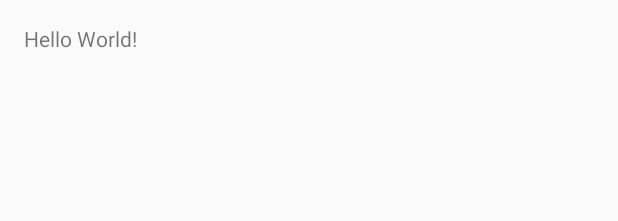
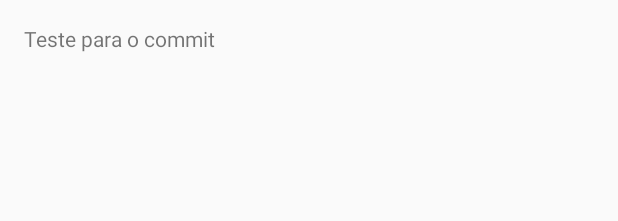
Before and after one commit to boa50/Kinkake, an Android app: the layout activity_main.xml on its own in the app's theme, with its tools: preview values and no code run, on a phone screen of 412 x 824 dp. Shown: the top 221 px of the screen. Run offline under Robolectric (Android 15) with nearby library versions, the phone set to English and light mode, and no system bars.

Commit message:
teste do commit

```diff
--- a/app/src/main/res/layout/activity_main.xml
+++ b/app/src/main/res/layout/activity_main.xml
@@ -13,5 +13,5 @@
     <TextView
         android:layout_width="wrap_content"
         android:layout_height="wrap_content"
-        android:text="Hello World!" />
+        android:text="Teste para o commit" />
 </RelativeLayout>
```
